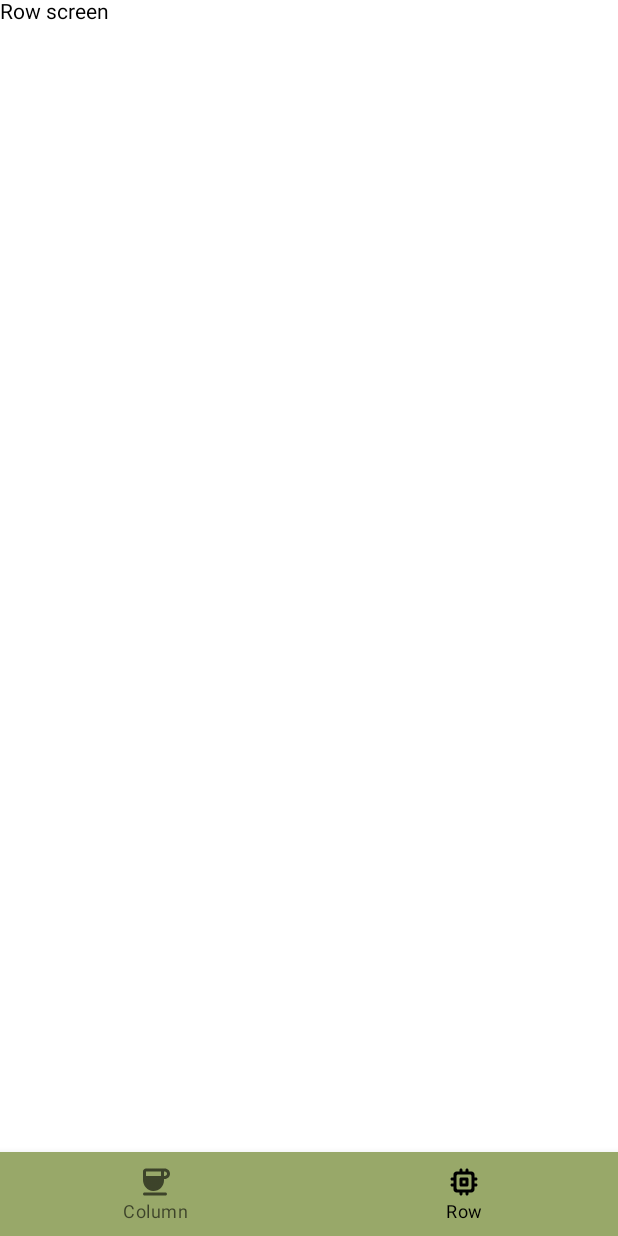
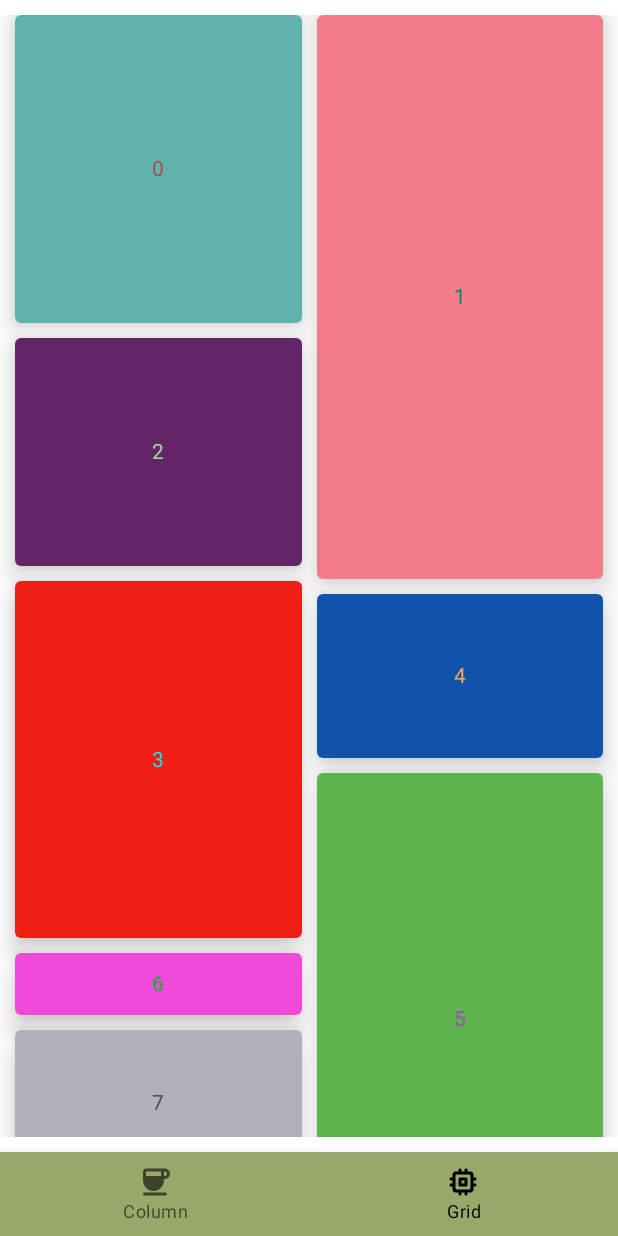
Before and after one commit to BoTime/android-examples, an Android app built with Jetpack Compose: the screen it shows after launch (MainActivity), item 2 of the bottom bar chosen, on a phone screen of 412 x 824 dp. Run offline under Robolectric (Android 15) with nearby library versions, the phone set to English and light mode, and no system bars.

Commit message:
Add an example of LazyVerticalStaggeredGrid

```diff
--- a/LayoutExample/app/src/main/java/com/botime/learning/layoutexample/Destinations.kt
+++ b/LayoutExample/app/src/main/java/com/botime/learning/layoutexample/Destinations.kt
@@ -17,7 +17,7 @@ object ColumnScreen: Destinations {
     override val icon = Icons.Rounded.Coffee
 }
 
-object RowScreen: Destinations {
-    override val route = "Row"
+object StaggeredGridScreen: Destinations {
+    override val route = "Grid"
     override val icon = Icons.Rounded.Memory
 }
--- a/LayoutExample/app/src/main/java/com/botime/learning/layoutexample/MainActivity.kt
+++ b/LayoutExample/app/src/main/java/com/botime/learning/layoutexample/MainActivity.kt
@@ -3,8 +3,6 @@ package com.botime.learning.layoutexample
 import android.os.Bundle
 import androidx.activity.ComponentActivity
 import androidx.activity.compose.setContent
-import androidx.activity.enableEdgeToEdge
-import androidx.compose.foundation.background
 import androidx.compose.foundation.layout.Box
 import androidx.compose.foundation.layout.padding
 import androidx.compose.material.BottomNavigation
@@ -40,12 +38,12 @@ fun App() {
     Scaffold(
         bottomBar = { MyBottomNavigation(navController = navController) }) {
         Box(Modifier.padding(it)) {
-            NavHost(navController = navController, startDestination = ColumnScreen.route) {
+            NavHost(navController = navController, startDestination = StaggeredGridScreen.route) {
                 composable(ColumnScreen.route) {
                     ColumnScreen()
                 }
-                composable(RowScreen.route) {
-                    RowScreen()
+                composable(StaggeredGridScreen.route) {
+                    StaggeredGridScreen()
                 }
             }
         }
@@ -56,7 +54,7 @@ fun App() {
 fun MyBottomNavigation(navController: NavController) {
     val destinationList = listOf(
         ColumnScreen,
-        RowScreen
+        StaggeredGridScreen
     )
     var selectedTabIndex by rememberSaveable {
         mutableStateOf(0)
--- a/LayoutExample/app/src/main/java/com/botime/learning/layoutexample/RowScreen.kt
+++ /dev/null
@@ -1,9 +0,0 @@
-package com.botime.learning.layoutexample
-
-import androidx.compose.material.Text
-import androidx.compose.runtime.Composable
-
-@Composable
-fun RowScreen() {
-    Text(text = "Row screen")
-}
--- /dev/null
+++ b/LayoutExample/app/src/main/java/com/botime/learning/layoutexample/StaggeredGridScreen.kt
@@ -0,0 +1,79 @@
+package com.botime.learning.layoutexample
+
+import androidx.compose.foundation.background
+import androidx.compose.foundation.layout.Arrangement
+import androidx.compose.foundation.layout.Box
+import androidx.compose.foundation.layout.fillMaxSize
+import androidx.compose.foundation.layout.fillMaxWidth
+import androidx.compose.foundation.layout.height
+import androidx.compose.foundation.layout.padding
+import androidx.compose.foundation.layout.width
+import androidx.compose.foundation.lazy.staggeredgrid.LazyVerticalStaggeredGrid
+import androidx.compose.foundation.lazy.staggeredgrid.StaggeredGridCells
+import androidx.compose.material.Card
+import androidx.compose.material.Text
+import androidx.compose.runtime.Composable
+import androidx.compose.ui.Alignment
+import androidx.compose.ui.Modifier
+import androidx.compose.ui.graphics.Color
+import androidx.compose.ui.text.style.TextAlign
+import androidx.compose.ui.tooling.preview.Preview
+import androidx.compose.ui.unit.dp
+import kotlin.random.Random
+
+@Composable
+fun StaggeredGridScreen() {
+    val n = 1000000
+    val randomColor = Random(0)
+    val randomHeight = Random(1)
+    val colors = List(n) { randomColor.nextLong(0xFF000000, 0xFFFFFFFF) }
+    val heights = List(n) { randomHeight.nextInt(40, 400) }
+    val padding = 10.dp
+    LazyVerticalStaggeredGrid(
+        columns = StaggeredGridCells.Fixed(2),
+        verticalItemSpacing = padding,
+        horizontalArrangement = Arrangement.spacedBy(padding),
+        content = {
+            items(n) { index ->
+                GridCell(index, colors[index], heights[index])
+            }
+        },
+        modifier = Modifier
+            .fillMaxSize()
+            .background(color = Color.White)
+            .padding(padding)
+    )
+}
+
+@Composable
+fun GridCell(number: Int, color: Long, height: Int) {
+    Card(
+        modifier = Modifier
+            .fillMaxWidth(0.5f)
+            .height(height.dp),
+        elevation = 10.dp
+    ) {
+        Box(
+            modifier = Modifier
+                .fillMaxSize()
+                .background(color = Color(color)),
+            contentAlignment = Alignment.Center
+        ) {
+            val textColor: Long = (0xFFFFFFFF - color) + 0xFF000000
+            println("color: $color, textColor: $textColor")
+            Text(
+                text = "$number",
+                modifier = Modifier
+                    .width(30.dp),
+                textAlign = TextAlign.Center,
+                color = Color(textColor)
+            )
+        }
+    }
+}
+
+@Preview
+@Composable
+fun StaggeredGridScreenPreview() {
+    StaggeredGridScreen()
+}
```
Also changed, not shown: 2 other files.
